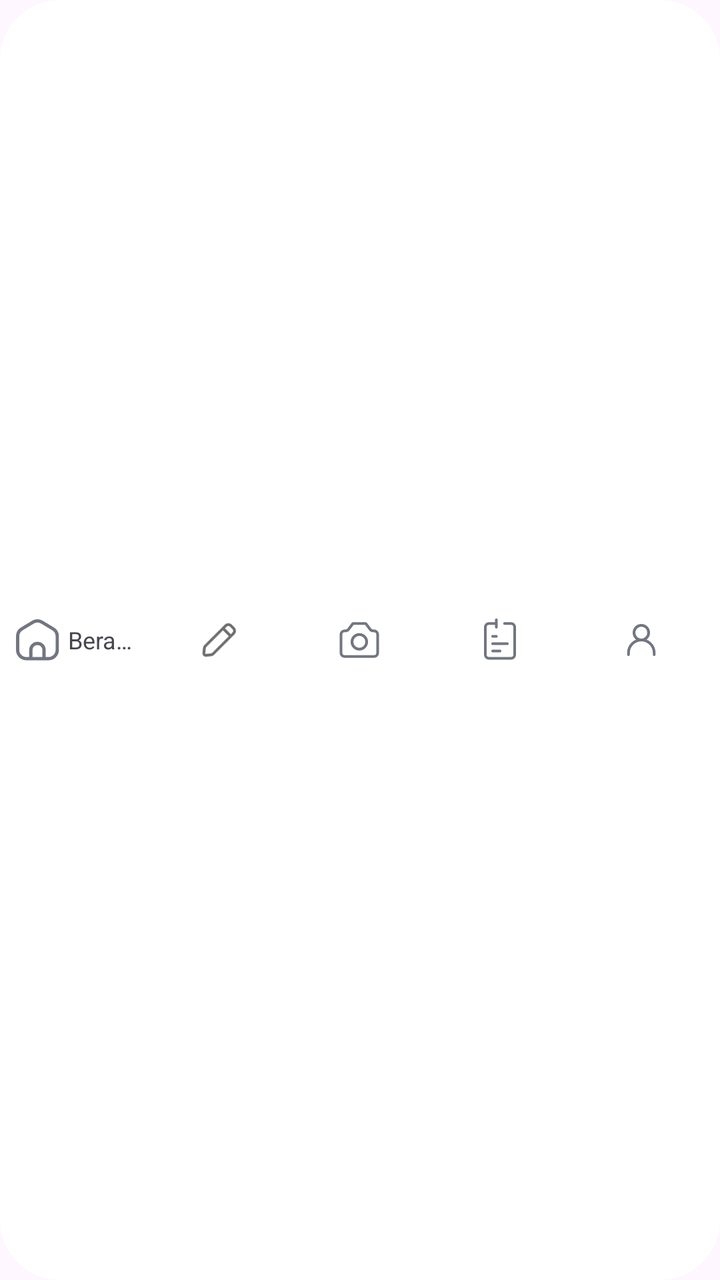
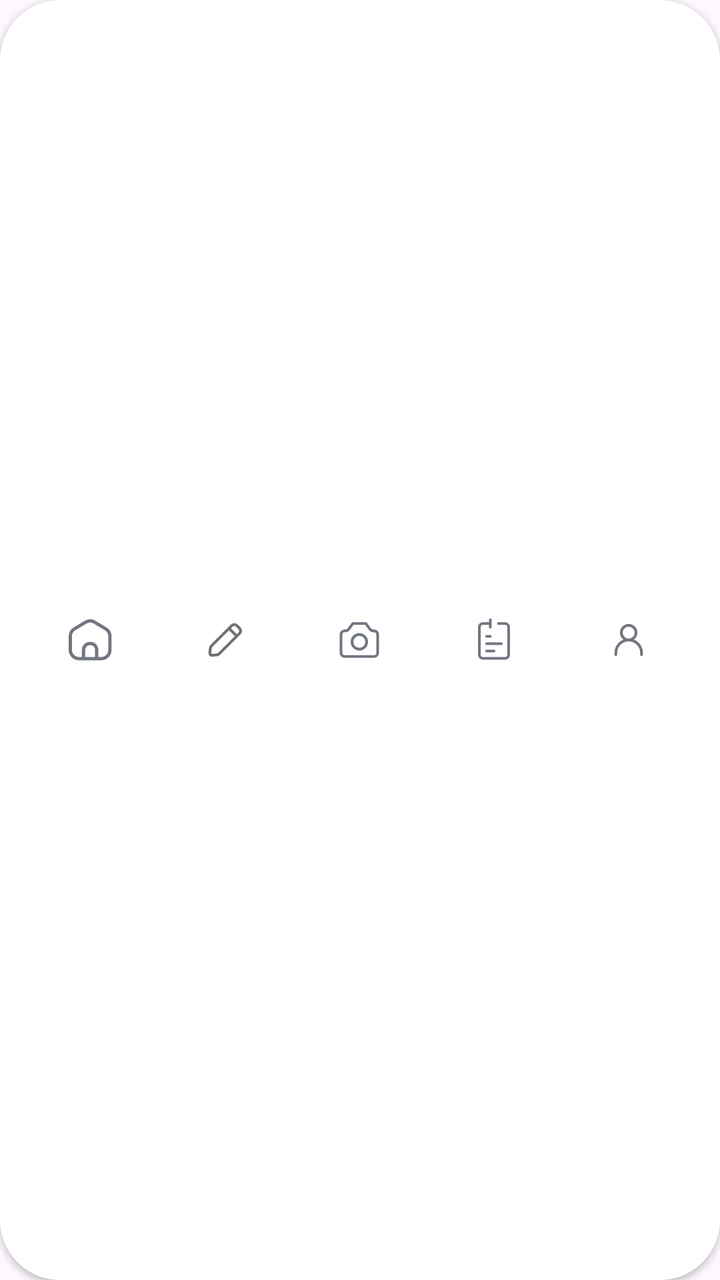

Two renders of the same Android screen: before a commit and after it. Below are the layout's source before the change and the commit's diff.
<!-- AndroidManifest.xml: application theme Theme.SelfMedicalRecord -->
<!-- res/layout/bottom_navigation.xml -->
<?xml version="1.0" encoding="utf-8"?>
<LinearLayout xmlns:android="http://schemas.android.com/apk/res/android"
    android:id="@+id/bottomNavigation"
    android:layout_width="match_parent"
    android:layout_height="64dp"
    android:layout_marginStart="16dp"
    android:layout_marginEnd="16dp"
    android:layout_marginBottom="12dp"
    android:background="@drawable/bg_bottom_nav"
    android:gravity="center"
    android:orientation="horizontal"
    android:padding="4dp">

    
    <LinearLayout
        android:id="@+id/navHome"
        android:layout_width="0dp"
        android:layout_height="48dp"
        android:layout_weight="1"
        android:gravity="center"
        android:orientation="horizontal"
        android:paddingHorizontal="4dp">

        <ImageView
            android:id="@+id/iconHome"
            android:layout_width="22dp"
            android:layout_height="22dp"
            android:src="@drawable/ic_home" />

        <TextView
            android:id="@+id/textHome"
            android:layout_width="wrap_content"
            android:layout_height="wrap_content"
            android:layout_marginStart="4dp"
            android:maxLines="1"
            android:singleLine="true"
            android:text="Beranda"
            android:textSize="12sp"
            android:visibility="visible" />

    </LinearLayout>

    
    <LinearLayout
        android:id="@+id/navRecord"
        android:layout_width="0dp"
        android:layout_height="48dp"
        android:layout_weight="1"
        android:gravity="center"
        android:orientation="horizontal"
        android:paddingHorizontal="4dp">

        <ImageView
            android:id="@+id/iconRecord"
            android:layout_width="22dp"
            android:layout_height="22dp"
            android:src="@drawable/ic_record" />

        <TextView
            android:id="@+id/textRecord"
            android:layout_width="wrap_content"
            android:layout_height="wrap_content"
            android:layout_marginStart="4dp"
            android:maxLines="1"
            android:singleLine="true"
            android:text="Catat"
            android:textSize="12sp"
            android:visibility="gone" />

    </LinearLayout>

    
    <LinearLayout
        android:id="@+id/navScan"
        android:layout_width="0dp"
        android:layout_height="48dp"
        android:layout_weight="1"
        android:gravity="center"
        android:orientation="horizontal"
        android:paddingHorizontal="4dp">

        <ImageView
            android:id="@+id/iconScan"
            android:layout_width="22dp"
            android:layout_height="22dp"
            android:src="@drawable/ic_camera" />

        <TextView
            android:id="@+id/textScan"
            android:layout_width="wrap_content"
            android:layout_height="wrap_content"
            android:layout_marginStart="4dp"
            android:maxLines="1"
            android:singleLine="true"
            android:text="Scan"
            android:textSize="12sp"
            android:visibility="gone" />

    </LinearLayout>

    
    <LinearLayout
        android:id="@+id/navHistory"
        android:layout_width="0dp"
        android:layout_height="48dp"
        android:layout_weight="1"
        android:gravity="center"
        android:orientation="horizontal"
        android:paddingHorizontal="4dp">

        <ImageView
            android:id="@+id/iconHistory"
            android:layout_width="22dp"
            android:layout_height="22dp"
            android:src="@drawable/ic_history" />

        <TextView
            android:id="@+id/textHistory"
            android:layout_width="wrap_content"
            android:layout_height="wrap_content"
            android:layout_marginStart="4dp"
            android:maxLines="1"
            android:singleLine="true"
            android:text="Riwayat"
            android:textSize="12sp"
            android:visibility="gone" />

    </LinearLayout>

    
    <LinearLayout
        android:id="@+id/navProfile"
        android:layout_width="0dp"
        android:layout_height="48dp"
        android:layout_weight="1"
        android:gravity="center"
        android:orientation="horizontal"
        android:paddingHorizontal="4dp">

        <ImageView
            android:id="@+id/iconProfile"
            android:layout_width="22dp"
            android:layout_height="22dp"
            android:src="@drawable/ic_profile" />

        <TextView
            android:id="@+id/textProfile"
            android:layout_width="wrap_content"
            android:layout_height="wrap_content"
            android:layout_marginStart="4dp"
            android:maxLines="1"
            android:singleLine="true"
            android:text="Profil"
            android:textSize="12sp"
            android:visibility="gone" />

    </LinearLayout>

</LinearLayout>
<!-- resources referenced by this layout -->
<resources>
  <!-- drawable bg_bottom_nav (drawable) -->
  <?xml version="1.0" encoding="utf-8"?>
  <shape xmlns:android="http://schemas.android.com/apk/res/android">
  
      <solid android:color="#FFFFFF" />
  
      <corners android:radius="30dp" />
  
  </shape>
  <!-- drawable ic_camera (drawable) -->
  <vector xmlns:android="http://schemas.android.com/apk/res/android"
      android:width="24dp"
      android:height="24dp"
      android:viewportWidth="24"
      android:viewportHeight="24">
    <path
        android:pathData="M2,19V9C2,7.895 2.895,7 4,7H4.5C5.13,7 5.722,6.704 6.1,6.2L8.32,3.24C8.433,3.089 8.611,3 8.8,3H15.2C15.389,3 15.567,3.089 15.68,3.24L17.9,6.2C18.278,6.704 18.871,7 19.5,7H20C21.105,7 22,7.895 22,9V19C22,20.105 21.105,21 20,21H4C2.895,21 2,20.105 2,19Z"
        android:strokeLineJoin="round"
        android:strokeWidth="1.5"
        android:fillColor="#00000000"
        android:strokeColor="#717680"
        android:strokeLineCap="round"/>
    <path
        android:pathData="M12,17C14.209,17 16,15.209 16,13C16,10.791 14.209,9 12,9C9.791,9 8,10.791 8,13C8,15.209 9.791,17 12,17Z"
        android:strokeLineJoin="round"
        android:strokeWidth="1.5"
        android:fillColor="#00000000"
        android:strokeColor="#717680"
        android:strokeLineCap="round"/>
  </vector>
  <!-- drawable ic_home (drawable) -->
  <vector xmlns:android="http://schemas.android.com/apk/res/android"
      android:width="20dp"
      android:height="19dp"
      android:viewportWidth="20"
      android:viewportHeight="19">
    <path
        android:pathData="M6.75,18.073H4.75C2.541,18.073 0.75,16.282 0.75,14.073V7.78C0.75,6.382 1.481,5.084 2.677,4.36L7.677,1.329C8.951,0.557 10.549,0.557 11.823,1.329L16.823,4.36C18.019,5.084 18.75,6.382 18.75,7.78V14.073C18.75,16.282 16.959,18.073 14.75,18.073H12.75M6.75,18.073V14.073C6.75,12.416 8.093,11.073 9.75,11.073C11.407,11.073 12.75,12.416 12.75,14.073V18.073M6.75,18.073H12.75"
        android:strokeLineJoin="round"
        android:strokeWidth="1.5"
        android:fillColor="#00000000"
        android:strokeColor="#717680"
        android:strokeLineCap="round"/>
  </vector>
  <!-- drawable ic_profile (drawable) -->
  <vector xmlns:android="http://schemas.android.com/apk/res/android"
      android:width="24dp"
      android:height="24dp"
      android:viewportWidth="24"
      android:viewportHeight="24">
    <path
        android:pathData="M5,20V19C5,15.134 8.134,12 12,12C15.866,12 19,15.134 19,19V20"
        android:strokeLineJoin="round"
        android:strokeWidth="1.5"
        android:fillColor="#00000000"
        android:strokeColor="#717680"
        android:strokeLineCap="round"/>
    <path
        android:pathData="M12,12C14.209,12 16,10.209 16,8C16,5.791 14.209,4 12,4C9.791,4 8,5.791 8,8C8,10.209 9.791,12 12,12Z"
        android:strokeLineJoin="round"
        android:strokeWidth="1.5"
        android:fillColor="#00000000"
        android:strokeColor="#717680"
        android:strokeLineCap="round"/>
  </vector>
  <!-- drawable ic_record (drawable) -->
  <vector xmlns:android="http://schemas.android.com/apk/res/android"
      android:width="24dp"
      android:height="24dp"
      android:viewportWidth="24"
      android:viewportHeight="24">
    <path
        android:pathData="M14.363,5.652L15.843,4.172C16.624,3.391 17.89,3.391 18.672,4.172L20.086,5.586C20.867,6.367 20.867,7.633 20.086,8.414L18.606,9.894M14.363,5.652L4.747,15.267C4.415,15.599 4.211,16.038 4.169,16.505L3.927,19.246C3.873,19.866 4.391,20.385 5.011,20.33L7.752,20.088C8.22,20.047 8.658,19.842 8.99,19.51L18.606,9.894M14.363,5.652L18.606,9.894"
        android:strokeLineJoin="round"
        android:strokeWidth="1.5"
        android:fillColor="#00000000"
        android:strokeColor="#6E6E6E"
        android:strokeLineCap="round"/>
  </vector>
  <style name="Theme.SelfMedicalRecord" parent="Base.Theme.SelfMedicalRecord" />
  <style name="Base.Theme.SelfMedicalRecord" parent="Theme.Material3.DayNight.NoActionBar">
          
          
      </style>
  <!-- unchanged entries left out for length: 1 -->
</resources>

<!-- the commit's change to res/layout/bottom_navigation.xml (unified diff, before → after) -->
@@ -2,24 +2,25 @@
 <LinearLayout xmlns:android="http://schemas.android.com/apk/res/android"
     android:id="@+id/bottomNavigation"
     android:layout_width="match_parent"
-    android:layout_height="64dp"
-    android:layout_marginStart="16dp"
-    android:layout_marginEnd="16dp"
-    android:layout_marginBottom="12dp"
+    android:layout_height="match_parent"
     android:background="@drawable/bg_bottom_nav"
-    android:gravity="center"
+    android:clipChildren="false"
+    android:clipToPadding="false"
+    android:elevation="2dp"
+    android:gravity="center_vertical"
     android:orientation="horizontal"
-    android:padding="4dp">
+    android:paddingHorizontal="12dp"
+    android:paddingVertical="8dp">
 
     
     <LinearLayout
         android:id="@+id/navHome"
         android:layout_width="0dp"
-        android:layout_height="48dp"
+        android:layout_height="40dp"
         android:layout_weight="1"
         android:gravity="center"
         android:orientation="horizontal"
-        android:paddingHorizontal="4dp">
+        android:paddingHorizontal="8dp">
 
         <ImageView
             android:id="@+id/iconHome"
@@ -31,12 +32,14 @@
             android:id="@+id/textHome"
             android:layout_width="wrap_content"
             android:layout_height="wrap_content"
-            android:layout_marginStart="4dp"
+            android:layout_marginStart="6dp"
+            android:fontFamily="sans-serif-medium"
             android:maxLines="1"
             android:singleLine="true"
             android:text="Beranda"
+            android:textColor="@color/blue_primary"
             android:textSize="12sp"
-            android:visibility="visible" />
+            android:visibility="gone" />
 
     </LinearLayout>
 
@@ -44,11 +47,11 @@
     <LinearLayout
         android:id="@+id/navRecord"
         android:layout_width="0dp"
-        android:layout_height="48dp"
+        android:layout_height="40dp"
         android:layout_weight="1"
         android:gravity="center"
         android:orientation="horizontal"
-        android:paddingHorizontal="4dp">
+        android:paddingHorizontal="8dp">
 
         <ImageView
             android:id="@+id/iconRecord"
@@ -60,10 +63,12 @@
             android:id="@+id/textRecord"
             android:layout_width="wrap_content"
             android:layout_height="wrap_content"
-            android:layout_marginStart="4dp"
+            android:layout_marginStart="6dp"
+            android:fontFamily="sans-serif-medium"
             android:maxLines="1"
             android:singleLine="true"
             android:text="Catat"
+            android:textColor="@color/blue_primary"
             android:textSize="12sp"
             android:visibility="gone" />
 
@@ -73,11 +78,11 @@
     <LinearLayout
         android:id="@+id/navScan"
         android:layout_width="0dp"
-        android:layout_height="48dp"
+        android:layout_height="40dp"
         android:layout_weight="1"
         android:gravity="center"
         android:orientation="horizontal"
-        android:paddingHorizontal="4dp">
+        android:paddingHorizontal="8dp">
 
         <ImageView
             android:id="@+id/iconScan"
@@ -89,10 +94,12 @@
             android:id="@+id/textScan"
             android:layout_width="wrap_content"
             android:layout_height="wrap_content"
-            android:layout_marginStart="4dp"
+            android:layout_marginStart="6dp"
+            android:fontFamily="sans-serif-medium"
             android:maxLines="1"
             android:singleLine="true"
             android:text="Scan"
+            android:textColor="@color/blue_primary"
             android:textSize="12sp"
             android:visibility="gone" />
 
@@ -102,11 +109,11 @@
     <LinearLayout
         android:id="@+id/navHistory"
         android:layout_width="0dp"
-        android:layout_height="48dp"
+        android:layout_height="40dp"
         android:layout_weight="1"
         android:gravity="center"
         android:orientation="horizontal"
-        android:paddingHorizontal="4dp">
+        android:paddingHorizontal="8dp">
 
         <ImageView
             android:id="@+id/iconHistory"
@@ -118,10 +125,12 @@
             android:id="@+id/textHistory"
             android:layout_width="wrap_content"
             android:layout_height="wrap_content"
-            android:layout_marginStart="4dp"
+            android:layout_marginStart="6dp"
+            android:fontFamily="sans-serif-medium"
             android:maxLines="1"
             android:singleLine="true"
             android:text="Riwayat"
+            android:textColor="@color/blue_primary"
             android:textSize="12sp"
             android:visibility="gone" />
 
@@ -131,11 +140,11 @@
     <LinearLayout
         android:id="@+id/navProfile"
         android:layout_width="0dp"
-        android:layout_height="48dp"
+        android:layout_height="40dp"
         android:layout_weight="1"
         android:gravity="center"
         android:orientation="horizontal"
-        android:paddingHorizontal="4dp">
+        android:paddingHorizontal="8dp">
 
         <ImageView
             android:id="@+id/iconProfile"
@@ -147,10 +156,12 @@
             android:id="@+id/textProfile"
             android:layout_width="wrap_content"
             android:layout_height="wrap_content"
-            android:layout_marginStart="4dp"
+            android:layout_marginStart="6dp"
+            android:fontFamily="sans-serif-medium"
             android:maxLines="1"
             android:singleLine="true"
             android:text="Profil"
+            android:textColor="@color/blue_primary"
             android:textSize="12sp"
             android:visibility="gone" />
 
<!-- resource entries referenced after the edit -->
@@ -1,5 +1,6 @@
 <!-- resources referenced by this layout -->
 <resources>
+  <color name="blue_primary">#478CE3</color>
   <!-- drawable bg_bottom_nav (drawable) -->
   <?xml version="1.0" encoding="utf-8"?>
   <shape xmlns:android="http://schemas.android.com/apk/res/android">
